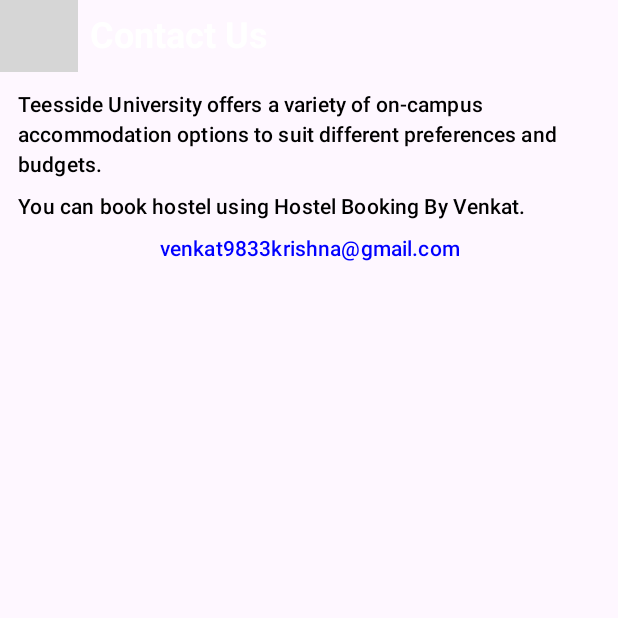
After one commit to venkat3411/s3246961, an Android app built with Jetpack Compose: the ContactusActivity screen opened directly, with no data from a screen before it, on a phone screen of 412 x 824 dp, the top half of it. The commit adds this screen. Run offline under Robolectric (Android 15) with nearby library versions, the phone set to English and light mode, and no system bars; 5 statements that could not run were skipped; grey boxes are pictures that could not be loaded.

Commit message:
Commit 10

```diff
--- a/app/build.gradle.kts
+++ b/app/build.gradle.kts
@@ -82,4 +82,8 @@ dependencies {
 
     implementation(platform("com.google.firebase:firebase-bom:33.1.2"))
     implementation("com.google.firebase:firebase-analytics")
+
+    implementation("com.google.android.gms:play-services-maps:18.1.0")
+    implementation("com.google.maps.android:maps-compose:2.11.0")
+
 }
--- /dev/null
+++ b/app/src/main/java/com/S3246961venkat/hostelmanagment/activities/ContactusActivity.kt
@@ -0,0 +1,109 @@
+package com.S3246961venkat.hostelmanagment.activities
+
+import android.app.Activity
+import android.os.Bundle
+import android.widget.Space
+import androidx.activity.ComponentActivity
+import androidx.activity.compose.setContent
+import androidx.activity.enableEdgeToEdge
+import androidx.appcompat.app.AppCompatActivity
+import androidx.compose.foundation.Image
+import androidx.compose.foundation.background
+import androidx.compose.foundation.clickable
+import androidx.compose.foundation.layout.Column
+import androidx.compose.foundation.layout.Row
+import androidx.compose.foundation.layout.Spacer
+import androidx.compose.foundation.layout.fillMaxSize
+import androidx.compose.foundation.layout.fillMaxWidth
+import androidx.compose.foundation.layout.height
+import androidx.compose.foundation.layout.padding
+import androidx.compose.foundation.layout.width
+import androidx.compose.material3.MaterialTheme
+import androidx.compose.material3.Text
+import androidx.compose.runtime.Composable
+import androidx.compose.ui.Alignment
+import androidx.compose.ui.Modifier
+import androidx.compose.ui.graphics.Color
+import androidx.compose.ui.platform.LocalContext
+import androidx.compose.ui.res.colorResource
+import androidx.compose.ui.res.painterResource
+import androidx.compose.ui.text.font.FontWeight
+import androidx.compose.ui.text.style.TextAlign
+import androidx.compose.ui.unit.dp
+import androidx.core.view.ViewCompat
+import androidx.core.view.WindowInsetsCompat
+import com.S3246961venkat.hostelmanagment.R
+
+class ContactusActivity : ComponentActivity() {
+    override fun onCreate(savedInstanceState: Bundle?) {
+        super.onCreate(savedInstanceState)
+        setContent {
+            ContactUsScreen()
+        }
+    }
+}
+
+@Composable
+fun ContactUsScreen()
+{
+    val context = LocalContext.current as Activity
+
+    Column(
+        modifier = Modifier.fillMaxSize()
+    ) {
+        Row(
+            modifier = Modifier
+                .fillMaxWidth()
+                .background(color = colorResource(id = R.color.p1))
+                .padding(vertical = 6.dp, horizontal = 16.dp),
+            verticalAlignment = Alignment.CenterVertically
+        ) {
+            Image(painter = painterResource(id = R.drawable.baseline_arrow_back_24),
+                contentDescription = "Back",
+                modifier = Modifier
+                    .clickable {
+                        context.finish()
+                    }
+                    .padding(start = 4.dp)
+            )
+            Spacer(modifier = Modifier.width(8.dp))
+            Text(
+                text = "Contact Us",
+                fontWeight = FontWeight.Bold,
+                style = MaterialTheme.typography.headlineSmall,
+                color = Color.White
+            )
+        }
+
+        Spacer(modifier = Modifier.height(12.dp))
+
+        Text(
+            modifier = Modifier.padding(horizontal = 12.dp),
+            text = "Teesside University offers a variety of on-campus accommodation options to suit different preferences and budgets.",
+            style = MaterialTheme.typography.labelLarge,
+            color = Color.Black
+        )
+
+        Spacer(modifier = Modifier.height(8.dp))
+
+        Text(
+            modifier = Modifier.padding(horizontal = 12.dp),
+            text = "You can book hostel using Hostel Booking By Venkat.",
+            style = MaterialTheme.typography.labelLarge,
+            color = Color.Black
+        )
+
+        Spacer(modifier = Modifier.height(8.dp))
+
+        Text(
+            modifier = Modifier
+                .fillMaxWidth()
+                .padding(horizontal = 12.dp),
+            text = "venkat9833krishna@gmail.com",
+            style = MaterialTheme.typography.labelLarge,
+            color = Color.Blue,
+            textAlign = TextAlign.Center
+        )
+
+    }
+}
```
Also changed, not shown: app/src/main/AndroidManifest.xml (+10 -0 lines), app/src/main/java/com/S3246961venkat/hostelmanagment/activities/MainHomeActivity.kt (+13 -2 lines), app/src/main/java/com/S3246961venkat/hostelmanagment/activities/ViewMapActivity.kt (added, +161 -0 lines).
